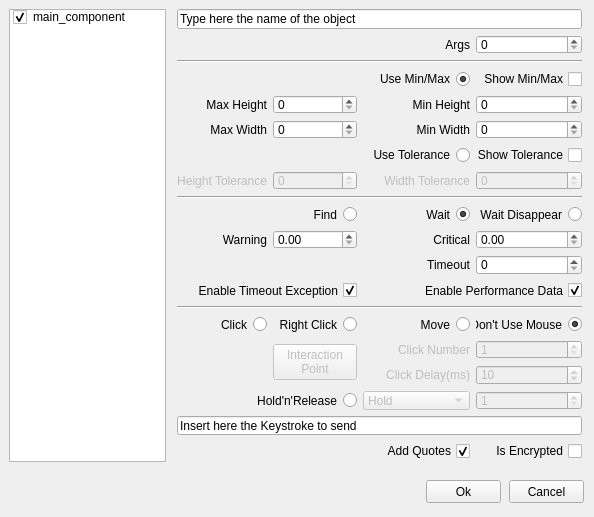
Old version of the form alyvix/extra/robotide/qt_ui/alyvix_rect_finder_properties_view.ui in the repository alyvix/alyvix.
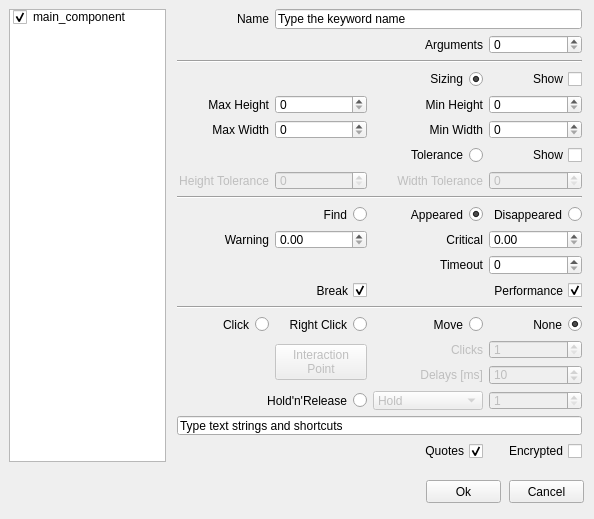
New version of the form.

Patch:
```diff
--- a/alyvix/extra/robotide/qt_ui/alyvix_rect_finder_properties_view.ui
+++ b/alyvix/extra/robotide/qt_ui/alyvix_rect_finder_properties_view.ui
@@ -7,7 +7,7 @@
     <x>0</x>
     <y>0</y>
     <width>594</width>
-    <height>517</height>
+    <height>519</height>
    </rect>
   </property>
   <property name="windowTitle">
@@ -148,7 +148,7 @@
         <enum>Qt::RightToLeft</enum>
        </property>
        <property name="text">
-        <string>Enable Performance Data</string>
+        <string>Performance</string>
        </property>
        <property name="checked">
         <bool>true</bool>
@@ -248,7 +248,7 @@
         <enum>Qt::RightToLeft</enum>
        </property>
        <property name="text">
-        <string>Wait Disappear</string>
+        <string>Disappeared</string>
        </property>
        <property name="checked">
         <bool>false</bool>
@@ -264,7 +264,7 @@
         <enum>Qt::RightToLeft</enum>
        </property>
        <property name="text">
-        <string>Wait</string>
+        <string>Appeared</string>
        </property>
        <property name="checked">
         <bool>true</bool>
@@ -300,7 +300,7 @@
         <enum>Qt::RightToLeft</enum>
        </property>
        <property name="text">
-        <string>Enable Timeout Exception</string>
+        <string>Break</string>
        </property>
        <property name="checked">
         <bool>true</bool>
@@ -352,7 +352,7 @@
      <item row="20" column="0" colspan="4">
       <widget class="QLineEdit" name="inserttext">
        <property name="text">
-        <string>Insert here the Keystroke to send</string>
+        <string>Type text strings and shortcuts</string>
        </property>
       </widget>
      </item>
@@ -379,7 +379,7 @@
      <item row="1" column="2">
       <widget class="QLabel" name="labelArgs">
        <property name="text">
-        <string>Args</string>
+        <string>Arguments</string>
        </property>
        <property name="alignment">
         <set>Qt::AlignRight|Qt::AlignTrailing|Qt::AlignVCenter</set>
@@ -413,20 +413,13 @@
        </property>
       </widget>
      </item>
-     <item row="0" column="0" colspan="4">
-      <widget class="QLineEdit" name="namelineedit">
-       <property name="text">
-        <string>Type here the name of the object</string>
-       </property>
-      </widget>
-     </item>
      <item row="21" column="2">
       <widget class="QCheckBox" name="add_quotes">
        <property name="layoutDirection">
         <enum>Qt::RightToLeft</enum>
        </property>
        <property name="text">
-        <string>Add Quotes</string>
+        <string>Quotes</string>
        </property>
        <property name="checked">
         <bool>true</bool>
@@ -475,7 +468,7 @@
         <enum>Qt::RightToLeft</enum>
        </property>
        <property name="text">
-        <string>Don't Use Mouse</string>
+        <string>None</string>
        </property>
        <property name="checked">
         <bool>true</bool>
@@ -491,7 +484,7 @@
         <enum>Qt::RightToLeft</enum>
        </property>
        <property name="text">
-        <string>Is Encrypted</string>
+        <string>Encrypted</string>
        </property>
        <property name="checked">
         <bool>false</bool>
@@ -520,7 +513,7 @@
         <bool>false</bool>
        </property>
        <property name="text">
-        <string>Click Number</string>
+        <string>Clicks</string>
        </property>
        <property name="alignment">
         <set>Qt::AlignRight|Qt::AlignTrailing|Qt::AlignVCenter</set>
@@ -546,7 +539,7 @@
         <enum>Qt::RightToLeft</enum>
        </property>
        <property name="text">
-        <string>Show Min/Max</string>
+        <string>Show</string>
        </property>
       </widget>
      </item>
@@ -567,7 +560,7 @@
         <bool>false</bool>
        </property>
        <property name="text">
-        <string>Click Delay(ms)</string>
+        <string>Delays [ms]</string>
        </property>
        <property name="alignment">
         <set>Qt::AlignRight|Qt::AlignTrailing|Qt::AlignVCenter</set>
@@ -627,7 +620,7 @@
         <enum>Qt::RightToLeft</enum>
        </property>
        <property name="text">
-        <string>Use Min/Max</string>
+        <string>Sizing</string>
        </property>
        <property name="checked">
         <bool>true</bool>
@@ -677,7 +670,7 @@
         <enum>Qt::RightToLeft</enum>
        </property>
        <property name="text">
-        <string>Use Tolerance</string>
+        <string>Tolerance</string>
        </property>
        <attribute name="buttonGroup">
         <string notr="true">buttonGroup</string>
@@ -690,7 +683,27 @@
         <enum>Qt::RightToLeft</enum>
        </property>
        <property name="text">
-        <string>Show Tolerance</string>
+        <string>Show</string>
+       </property>
+      </widget>
+     </item>
+     <item row="0" column="1" colspan="3">
+      <widget class="QLineEdit" name="namelineedit">
+       <property name="text">
+        <string>Type the keyword name</string>
+       </property>
+      </widget>
+     </item>
+     <item row="0" column="0">
+      <widget class="QLabel" name="labelName">
+       <property name="layoutDirection">
+        <enum>Qt::LeftToRight</enum>
+       </property>
+       <property name="text">
+        <string>Name</string>
+       </property>
+       <property name="alignment">
+        <set>Qt::AlignRight|Qt::AlignTrailing|Qt::AlignVCenter</set>
        </property>
       </widget>
      </item>
```
Left out of the diff: 642 changed lines with no effect on the pictures.
